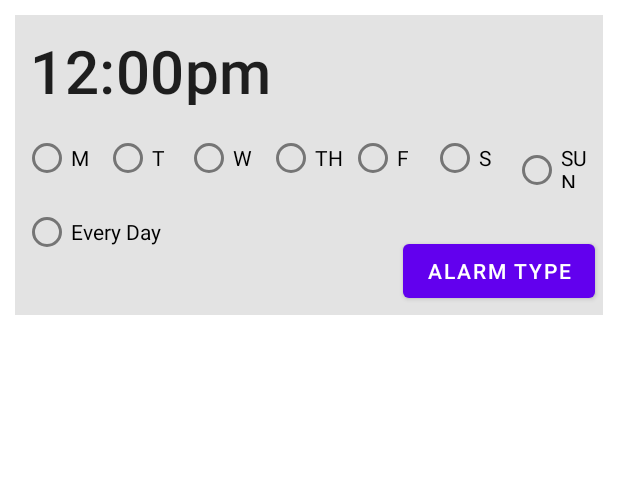
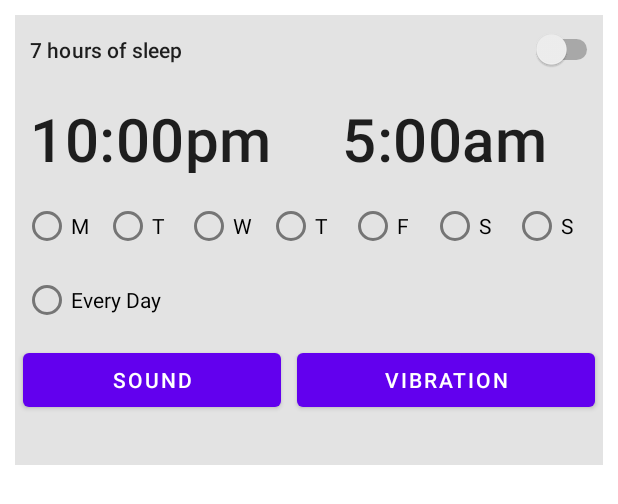
Before and after one commit to baruma/SandmanAlarm, an Android app: the layout alarm_item_viewholder.xml on its own in the app's theme, with its tools: preview values and no code run, on a phone screen of 412 x 824 dp. Shown: the top 504 px of the screen. Run offline under Robolectric (Android 15) with nearby library versions, the phone set to English and light mode, and no system bars.

Commit message:
Minor changes prior to making Model changes

```diff
--- a/app/src/main/java/com/example/sandmanalarm/alarm/AlarmListFragment.kt
+++ b/app/src/main/java/com/example/sandmanalarm/alarm/AlarmListFragment.kt
@@ -3,6 +3,7 @@ package com.example.sandmanalarm.alarm
 import android.app.TimePickerDialog
 import android.app.TimePickerDialog.OnTimeSetListener
 import android.os.Bundle
+import android.util.Log
 import android.view.LayoutInflater
 import android.view.View
 import android.view.ViewGroup
@@ -49,24 +50,22 @@ class AlarmListFragment : Fragment() {
         loadAlarms()
         setUpSwipeToDelete()
 
-        // Observers
+        // Observer
         val newAlarmObserver = Observer<Alarm> { alarm ->
+            // Code to update the UI
             recyclerAdapter.addNewAlarm(alarm)
         }
-
-        // Observer Connections to ViewModel
+        // Observe the LiveData, passing in this activity as the LifecycleOwner and the observer.
         viewModel.newAlarmLiveData.observe(viewLifecycleOwner, newAlarmObserver)
 
         val alarmRemovedListener = Observer<Alarm> { alarm ->
             deleteAlarm(alarm)
         }
-
         recyclerAdapter.alarmRemovedLiveData.observe(viewLifecycleOwner, alarmRemovedListener)
 
         val loadAlarmListener = Observer<List<Alarm>> { alarms ->
             recyclerAdapter.updateAlarms(alarms)
         }
-
         viewModel.alarmLiveDataList.observe(viewLifecycleOwner, loadAlarmListener)
 
         return root
@@ -105,12 +104,17 @@ class AlarmListFragment : Fragment() {
         viewModel.loadAlarms()
     }
 
-    fun popTimePicker(view: View?) {
+    private fun popTimePicker(view: View?) {
         val onTimeSetListener =
             OnTimeSetListener { timePicker, selectedHour, selectedMinute ->
-                hour = selectedHour
-                minute = selectedMinute
+               // val alarmOnCreate = Alarm(IdGenerator.create(), )
+
+               // viewModel.saveAlarm()
+
+//                hour = selectedHour
+//                minute = selectedMinute
                // timeButton.setText(String.format(Locale.getDefault(), "%02d:%02d", hour, minute))
+
             }
 
         // int style = AlertDialog.THEME_HOLO_DARK;
@@ -118,5 +122,7 @@ class AlarmListFragment : Fragment() {
             TimePickerDialog(context,  /*style,*/onTimeSetListener, hour, minute, true)
         timePickerDialog.setTitle("Select Time")
         timePickerDialog.show()
+
+
     }
 }
--- a/app/src/main/java/com/example/sandmanalarm/alarm/AlarmListRecyclerAdapter.kt
+++ b/app/src/main/java/com/example/sandmanalarm/alarm/AlarmListRecyclerAdapter.kt
@@ -14,11 +14,6 @@ import com.example.sandmanalarm.data.data_alarm.domainModels.Alarm
 // TODO: Continue off of this tutorial for collapsible cell:
 //  https://medium.com/@nikola.jakshic/how-to-expand-collapse-items-in-recyclerview-49a648a403a6
 
-//@BindingAdapter("fishList")
-//fun bindRecyclerView(recyclerView: RecyclerView, listOfFish: List<Fish>?) {
-//    val adapter = recyclerView.adapter as FishRecyclerAdapter
-//    adapter.submitList(listOfFish)
-//}
 class AlarmListRecyclerAdapter(val onSwiped : () -> Unit) : ItemTouchHelperAdapter, RecyclerView.Adapter<AlarmListRecyclerAdapter.AlarmItemViewHolder>() {
 
     // Viewholders aren't views.  You are redirecting the view being passed in to register the onClick
@@ -26,14 +21,13 @@ class AlarmListRecyclerAdapter(val onSwiped : () -> Unit) : ItemTouchHelperAdapt
     // you can route the onclicklistener from the view to the viewholder in the init.
 
     var alarms: MutableList<Alarm> = mutableListOf()
-
     val alarmRemovedLiveData = MutableLiveData<Alarm>()
 
     class AlarmItemViewHolder(private var view: View) : RecyclerView.ViewHolder(view), OnClickListener {
         val textView: TextView
 
         init {
-            textView = view.findViewById(R.id.alarm_time)
+            textView = view.findViewById(R.id.sleep_start_time)
             textView.setOnClickListener(this)
         }
 
--- a/app/src/main/java/com/example/sandmanalarm/alarm/AlarmListViewModel.kt
+++ b/app/src/main/java/com/example/sandmanalarm/alarm/AlarmListViewModel.kt
@@ -26,6 +26,9 @@ class AlarmListViewModel(
 
     var alarmList =
         mutableListOf<Alarm>()  // This is the source of truth since it updates the database by being added to the LiveData list.
+
+    var minute = MutableLiveData<Int>()
+    var hour = MutableLiveData<Int>()
 
     private val _text = MutableLiveData<String>().apply {
         value = "This is the Alarm List"
--- a/app/src/main/res/layout/alarm_item_viewholder.xml
+++ b/app/src/main/res/layout/alarm_item_viewholder.xml
@@ -1,4 +1,5 @@
 <?xml version="1.0" encoding="utf-8"?>
+
 <LinearLayout xmlns:android="http://schemas.android.com/apk/res/android"
     xmlns:app="http://schemas.android.com/apk/res-auto"
     xmlns:tools="http://schemas.android.com/tools"
@@ -8,13 +9,42 @@
 
     <androidx.constraintlayout.widget.ConstraintLayout
         android:layout_width="match_parent"
-        android:layout_height="200dp"
+        android:layout_height="300dp"
         android:layout_margin="10dp"
         android:background="@color/gray_light">
 
+        <TextView
+            android:id="@+id/total_sleep_textview"
+            android:layout_width="wrap_content"
+            android:layout_height="22dp"
+            android:text="@string/dummy_hours_of_sleep"
+            app:layout_constraintLeft_toLeftOf="parent"
+            app:layout_constraintBottom_toTopOf="@id/time_linear_layout"
+            android:layout_margin="10dp"
+            android:textAppearance="@style/TextAppearance.MaterialComponents.Subtitle2"
+
+            />
+
+        <Switch
+            android:id="@+id/alarm_switch"
+            android:layout_width="70dp"
+            android:layout_height="45dp"
+            app:layout_constraintEnd_toEndOf="parent"
+            app:layout_constraintTop_toTopOf="parent"
+            tools:ignore="UseSwitchCompatOrMaterialXml" />
+
+    <LinearLayout
+        android:id="@+id/time_linear_layout"
+        android:layout_width="match_parent"
+        android:layout_height="70dp"
+        android:weightSum="2"
+        app:layout_constraintTop_toBottomOf="@id/alarm_switch"
+        app:layout_constraintBottom_toTopOf="@id/week_linear_layout">
+
     <androidx.appcompat.widget.AppCompatTextView
-            android:id="@+id/alarm_time"
+            android:id="@+id/sleep_start_time"
             android:layout_width="wrap_content"
+            android:layout_weight="1"
             android:layout_height="70dp"
             android:fontFamily="sans-serif-medium"
             android:padding="10dp"
@@ -23,15 +53,29 @@
             android:textSize="40sp"
             app:layout_constraintLeft_toLeftOf="parent"
             app:layout_constraintTop_toTopOf="parent"
-            tools:text="12:00pm" />
+            tools:text="10:00pm"/>
 
+        <androidx.appcompat.widget.AppCompatTextView
+            android:id="@+id/sleep_end_time"
+            android:layout_width="wrap_content"
+            android:layout_height="70dp"
+            android:layout_weight="1"
+            android:fontFamily="sans-serif-medium"
+            android:padding="10dp"
+            android:textAlignment="textStart"
+            android:textAppearance="@style/TextAppearance.MaterialComponents.Subtitle1"
+            android:textSize="40sp"
+            app:layout_constraintTop_toTopOf="parent"
+            tools:text="5:00am" />
+
+    </LinearLayout>
         <LinearLayout
             android:id="@+id/week_linear_layout"
             android:layout_width="match_parent"
             android:layout_height="40dp"
             android:layout_margin="5dp"
             android:orientation="horizontal"
-            app:layout_constraintTop_toBottomOf="@id/alarm_time"
+            app:layout_constraintTop_toBottomOf="@id/time_linear_layout"
             tools:layout_editor_absoluteX="1dp"
             tools:layout_editor_absoluteY="71dp">
 
@@ -109,16 +153,38 @@
             app:layout_constraintStart_toStartOf="parent"
             app:layout_constraintTop_toBottomOf="@id/week_linear_layout" />
 
+
+        <LinearLayout
+            android:id="@+id/wake_up_method_linear_layout"
+            android:layout_width="match_parent"
+            android:layout_height="70dp"
+            android:weightSum="2"
+            app:layout_constraintTop_toBottomOf="@id/every_day_button">
+
             <Button
-            android:id="@+id/alarm_type_button"
+                android:id="@+id/alarm_sound_button"
                 android:layout_width="wrap_content"
                 android:layout_height="wrap_content"
                 android:layout_margin="5dp"
                 android:layout_marginEnd="144dp"
                 android:layout_marginBottom="32dp"
-            android:text="@string/alarm_type"
+                android:text="@string/sound"
                 app:layout_constraintBottom_toBottomOf="parent"
-            app:layout_constraintEnd_toEndOf="parent" />
+                app:layout_constraintEnd_toEndOf="parent"
+                android:layout_weight="1"/>
+
+            <Button
+                android:id="@+id/alarm_vibration_button"
+                android:layout_width="wrap_content"
+                android:layout_height="wrap_content"
+                android:layout_margin="5dp"
+                android:layout_marginEnd="144dp"
+                android:layout_marginBottom="32dp"
+                android:text="@string/vibration"
+                app:layout_constraintBottom_toBottomOf="parent"
+                app:layout_constraintEnd_toEndOf="parent"
+                android:layout_weight="1"/>
+        </LinearLayout>
 
     </androidx.constraintlayout.widget.ConstraintLayout>
 
--- a/app/src/main/res/values/strings.xml
+++ b/app/src/main/res/values/strings.xml
@@ -7,10 +7,13 @@
     <string name="monday_shorthand">M</string>
     <string name="tuesday_shorthand">T</string>
     <string name="wednesday_shorthand">W</string>
-    <string name="thursday_shorthand">TH</string>
+    <string name="thursday_shorthand">T</string>
     <string name="friday_shorthand">F</string>
     <string name="saturday_shorthand">S</string>
-    <string name="sunday_shorthand">SUN</string>
+    <string name="sunday_shorthand">S</string>
     <string name="every_day">Every Day</string>
     <string name="alarm_type">Alarm Type</string>
+    <string name="sound">Sound</string>
+    <string name="vibration">Vibration</string>
+    <string name="dummy_hours_of_sleep">7 hours of sleep</string>
 </resources>
```
Lines whose indentation alone changed are shown as unchanged.
